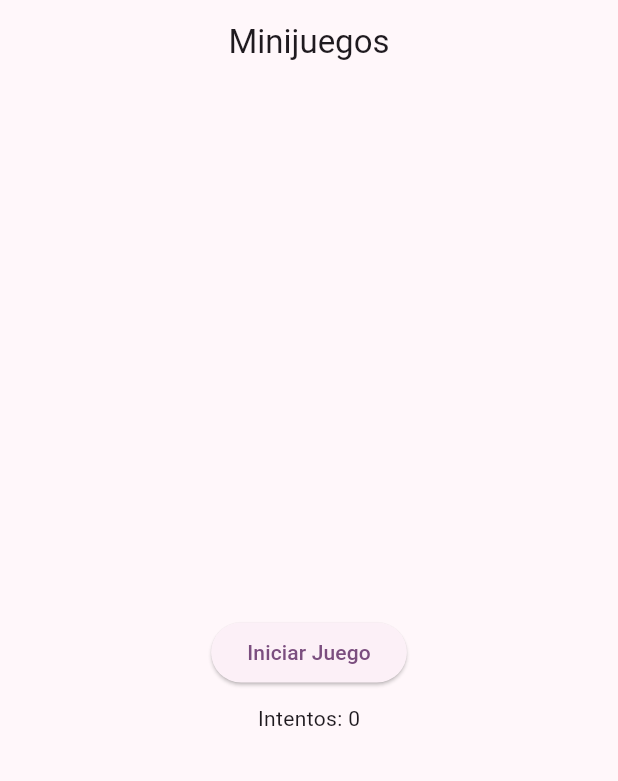
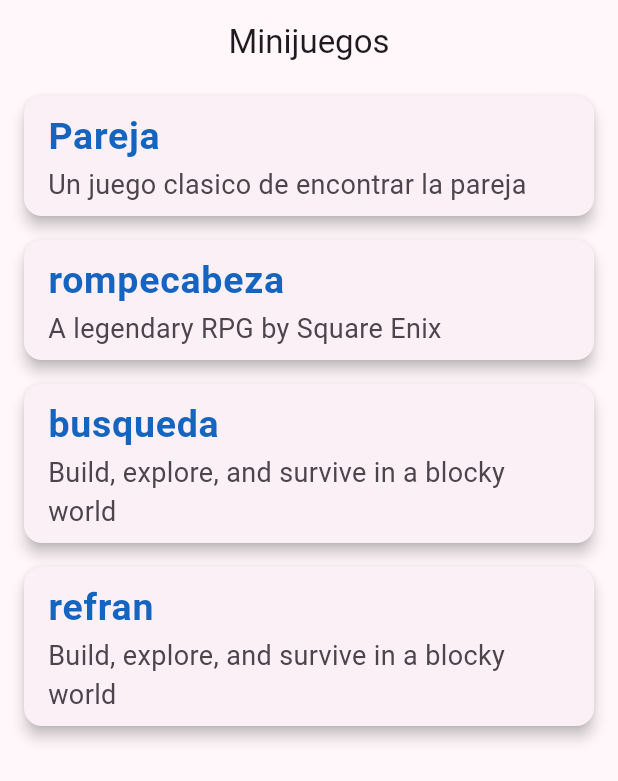
Before and after one commit to HarryOreLara/tesis-app, a Flutter app: the MinigamesScreen screen opened by its route, on a phone screen of 412 x 824 dp. Shown: the top 781 px of the screen. Run offline on Flutter 3.47's test engine with Material 2 defaults, Android fonts, the light colour scheme and no system bars; our stand-ins replace animate_do, bloc, card_swiper, dio, equatable, flutter_bloc and 4 more; accounts and stored records are empty.

Commit message:
Creando los videojuegos

```diff
--- a/lib/config/router/app_router.dart
+++ b/lib/config/router/app_router.dart
@@ -40,7 +40,24 @@ final appRouter = GoRouter(
           path: '/minigames',
           name: MinigamesScreen.name,
           builder: (context, state) => const MinigamesScreen(),
+          routes: [
+            GoRoute(
+              path: 'pareja',
+              builder: (context, state) => const ParejaMinigameScreen(),
             ),
+            GoRoute(
+              path: 'rompecabeza',
+              builder: (context, state) => const RompecabezasMinigameScreen(),
+            ),
+            GoRoute(
+              path: 'busqueda',
+              builder: (context, state) => const BusquedaMinigameScreen(),
+            ),
+            GoRoute(
+              path: 'refran',
+              builder: (context, state) => const RefranesMinigameScreen(),
+            ),
+          ]),
       GoRoute(
         path: '/music',
         name: MusicScreen.name,
@@ -60,18 +77,7 @@ final appRouter = GoRouter(
         path: '/medicines',
         name: MedicinesScreen.name,
         builder: (context, state) => const MedicinesScreen(),
-          routes: [
-            GoRoute(
-              path: 'one-medicine/:id',
-              name: OneMedicineScreen.name,
-              builder: (context, state) {
-                final medicineId = state.pathParameters['id'] ?? 'no-id';
-                return OneMedicineScreen(
-                  idMedicine: medicineId,
-                );
-              },
       ),
-          ]),
       GoRoute(
         path: '/message',
         name: MessageScreen.name,
--- a/lib/presentation/screens/entertainment/minigames_screen.dart
+++ b/lib/presentation/screens/entertainment/minigames_screen.dart
@@ -1,6 +1,5 @@
 import 'package:flutter/material.dart';
-import 'dart:async';
-import 'dart:math';
+import 'package:go_router/go_router.dart';
 
 class MinigamesScreen extends StatelessWidget {
   static const String name = 'minigames_screen';
@@ -14,125 +13,59 @@ class MinigamesScreen extends StatelessWidget {
         title: const Text('Minijuegos'),
         centerTitle: true,
       ),
-      body: MemoryGame(),
+      body: _GameListScreen(),
     );
   }
 }
 
-class CardItem {
-  final int id;
-  final String image;
-
-  CardItem(this.id, this.image);
-}
-
-class MemoryGame extends StatefulWidget {
-  @override
-  _MemoryGameState createState() => _MemoryGameState();
-}
-
-class _MemoryGameState extends State<MemoryGame> {
-  List<CardItem> cards = [];
-  List<CardItem> flippedCards = [];
-  bool isFlipping = false;
-  int attempts = 0;
-
-  void initializeGame() {
-    // Preparar tarjetas duplicadas
-    List<String> images = [
-      '🐶',
-      '🐱',
-      '🐰',
-      '🐢',
-      '🦄',
-      '🦜',
-      '🐍',
-      '🦐',
-    ];
-
-    List<CardItem> allCards = [];
-    for (String image in images) {
-      allCards.add(CardItem(Random().nextInt(100), image));
-      allCards.add(CardItem(Random().nextInt(100), image));
+class _GameListScreen extends StatelessWidget {
+  final List<Map<String, String>> games = [
+    {'title': 'Pareja', 'subtitle': 'Un juego clasico de encontrar la pareja'},
+    {'title': 'rompecabeza', 'subtitle': 'A legendary RPG by Square Enix'},
+    {
+      'title': 'busqueda',
+      'subtitle': 'Build, explore, and survive in a blocky world'
+    },
+    {
+      'title': 'refran',
+      'subtitle': 'Build, explore, and survive in a blocky world'
     }
-
-    allCards.shuffle();
-    setState(() {
-      cards = allCards;
-      flippedCards = [];
-      attempts = 0;
-    });
-  }
-
-  void checkForMatch() {
-    if (flippedCards.length == 2) {
-      setState(() {
-        attempts++;
-        isFlipping = true;
-      });
-
-      Future.delayed(const Duration(seconds: 1), () {
-        if (flippedCards[0].image == flippedCards[1].image) {
-          setState(() {
-            cards.removeWhere((card) => flippedCards.contains(card));
-          });
-        }
-        flippedCards.clear();
-        isFlipping = false;
-      });
-    }
-  }
-
-  void onCardTap(int index) {
-    if (isFlipping) return;
-
-    if (!flippedCards.contains(cards[index])) {
-      setState(() {
-        flippedCards.add(cards[index]);
-      });
-
-      checkForMatch();
-    }
-  }
+  ];
+  //refran
 
   @override
   Widget build(BuildContext context) {
     return Scaffold(
-      body: Center(
-        child: Column(
-          mainAxisAlignment: MainAxisAlignment.center,
-          children: [
-            GridView.builder(
-              shrinkWrap: true,
-              gridDelegate: SliverGridDelegateWithFixedCrossAxisCount(
-                crossAxisCount: 4,
+      body: ListView.builder(
+        itemCount: games.length,
+        itemBuilder: (BuildContext context, int index) {
+          return InkWell(
+            onTap: () {
+              // Acción al tocar una tarjeta (puedes agregar navegación o acciones aquí)
+              print('Tocaste ${games[index]['title']}');
+              // print('/${games[index]['title']}');
+              context.go(
+                  '/minigames/${games[index]['title']}'); //CRUCIAL NO BORRAR NUNCA
+            },
+            child: Card(
+              elevation: 4,
+              margin: const EdgeInsets.symmetric(horizontal: 16, vertical: 8),
+              child: ListTile(
+                title: Text(
+                  games[index]['title']!,
+                  style: TextStyle(
+                      fontSize: 25,
+                      fontWeight: FontWeight.bold,
+                      color: Colors.blue.shade800),
+                ),
+                subtitle: Text(
+                  games[index]['subtitle']!,
+                  style: const TextStyle(fontSize: 18),
+                ),
               ),
-              itemCount: cards.length,
-              itemBuilder: (context, index) {
-                return GestureDetector(
-                  onTap: () => onCardTap(index),
-                  child: Card(
-                    child: Center(
-                      child: Text(
-                        flippedCards.contains(cards[index])
-                            ? cards[index].image
-                            : '??',
-                        style: TextStyle(fontSize: 24),
-                      ),
-                    ),
-                  ),
-                );
-              },
             ),
-            SizedBox(height: 20),
-            ElevatedButton(
-              onPressed: initializeGame,
-              child: Text('Iniciar Juego'),
-            ),
-            SizedBox(height: 10),
-            Text('Intentos: $attempts'),
-          ],
-        ),
+          );
+        },
       ),
     );
   }
--- a/lib/presentation/screens/login/login_screen.dart
+++ b/lib/presentation/screens/login/login_screen.dart
@@ -2,7 +2,6 @@ import 'package:flutter/material.dart';
 import 'package:flutter_bloc/flutter_bloc.dart';
 import 'package:go_router/go_router.dart';
 import 'package:tesis_app/presentation/blocs/login/login_cubit.dart';
-import 'package:tesis_app/presentation/screens/screens.dart';
 
 class LoginScreen extends StatelessWidget {
   static const String name = 'login_screen';
--- a/lib/presentation/screens/screens.dart
+++ b/lib/presentation/screens/screens.dart
@@ -1,10 +1,16 @@
+export 'package:tesis_app/presentation/screens/entertainment/minigames_list/refranes_minigame.dart';
+
+export 'package:tesis_app/presentation/screens/entertainment/minigames_list/busqueda_minigame.dart';
+
+export 'package:tesis_app/presentation/screens/entertainment/minigames_list/rompecabezas_minigames.dart';
+
+export 'package:tesis_app/presentation/screens/entertainment/minigames_list/encuentra_pareja.dart';
+
 export 'package:tesis_app/presentation/screens/login/login_screen.dart';
 
 export 'package:tesis_app/presentation/screens/login/signup_screen.dart';
 
 export 'package:tesis_app/presentation/screens/entertainment/movies_screen.dart';
-
-export 'package:tesis_app/presentation/screens/medicines/one_medicine_screen.dart';
 
 export 'package:tesis_app/presentation/screens/medicines/new_medicine_screen.dart';
 
```
Also changed, not shown: lib/presentation/screens/entertainment/minigames_list/busqueda_minigame.dart (added, +77 -0 lines), lib/presentation/screens/entertainment/minigames_list/encuentra_pareja.dart (added, +138 -0 lines), lib/presentation/screens/entertainment/minigames_list/refranes_minigame.dart (added, +76 -0 lines), lib/presentation/screens/entertainment/minigames_list/rompecabezas_minigames.dart (added, +73 -0 lines), lib/presentation/screens/entertainment/music_screen.dart (+4 -6 lines), lib/presentation/screens/medicines/one_medicine_screen.dart (deleted, +0 -21 lines), 1 other file. Lines whose indentation alone changed are shown as unchanged.
